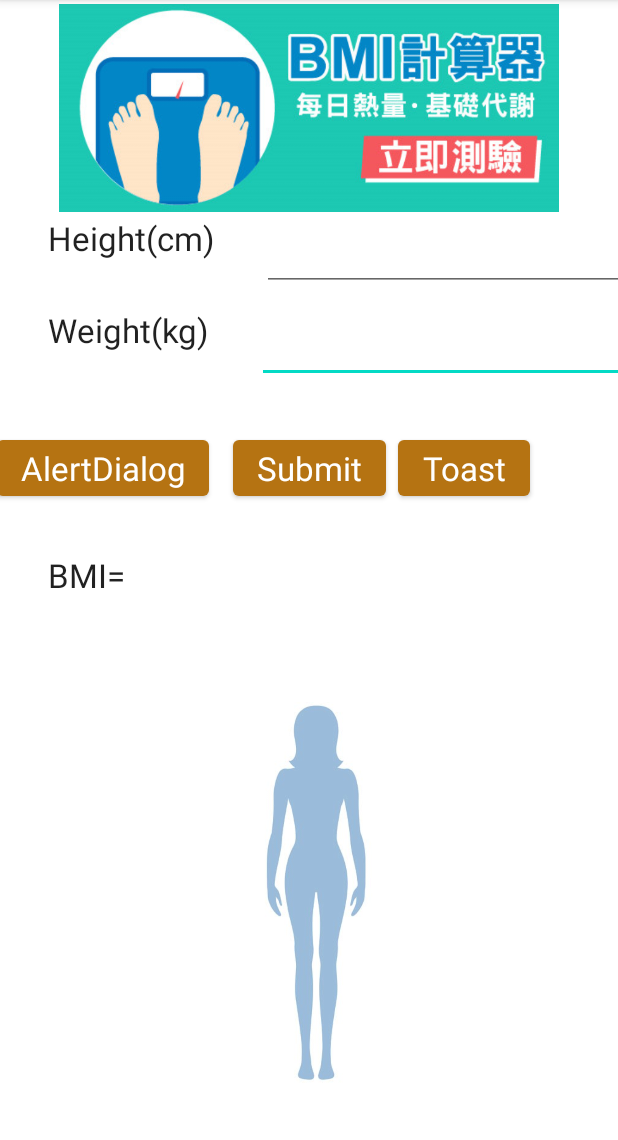
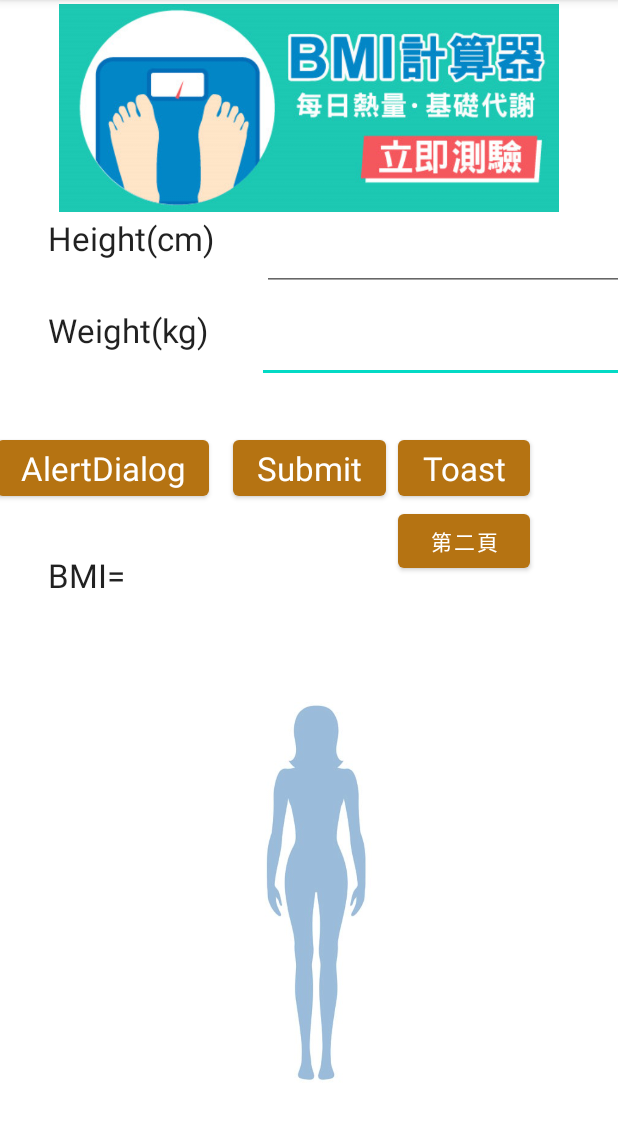
Before and after one commit to cflin-cjcu/Testbmi, an Android app: the screen it shows after launch (MainActivity), on a phone screen of 412 x 824 dp, the part 84-1224 px from its top. Run offline under Robolectric (Android 15) with nearby library versions, the phone set to English and light mode, and no system bars.

```diff
--- a/app/src/main/AndroidManifest.xml
+++ b/app/src/main/AndroidManifest.xml
@@ -9,6 +9,7 @@
         android:roundIcon="@mipmap/ic_launcher_round"
         android:supportsRtl="true"
         android:theme="@style/Theme.Testbmi">
+        <activity android:name=".ResultActivity"></activity>
         <activity android:name=".MainActivity">
             <intent-filter>
                 <action android:name="android.intent.action.MAIN" />
--- a/app/src/main/res/layout/activity_main.xml
+++ b/app/src/main/res/layout/activity_main.xml
@@ -110,4 +110,13 @@
         android:textAppearance="@style/TextAppearance.AppCompat.Large"
         app:layout_constraintEnd_toStartOf="@+id/btSubmit"
         app:layout_constraintTop_toTopOf="@+id/btSubmit" />
+
+    <Button
+        android:id="@+id/button3"
+        android:layout_width="wrap_content"
+        android:layout_height="wrap_content"
+        android:onClick="showResult"
+        android:text="第二頁"
+        app:layout_constraintEnd_toEndOf="@+id/button"
+        app:layout_constraintTop_toBottomOf="@+id/button" />
 </androidx.constraintlayout.widget.ConstraintLayout>
```
Also changed, not shown: app/src/main/java/com/example/testbmi/MainActivity.java (+8 -0 lines), app/src/main/java/com/example/testbmi/ResultActivity.java (added, +20 -0 lines), app/src/main/res/layout/activity_result.xml (added, +19 -0 lines).
